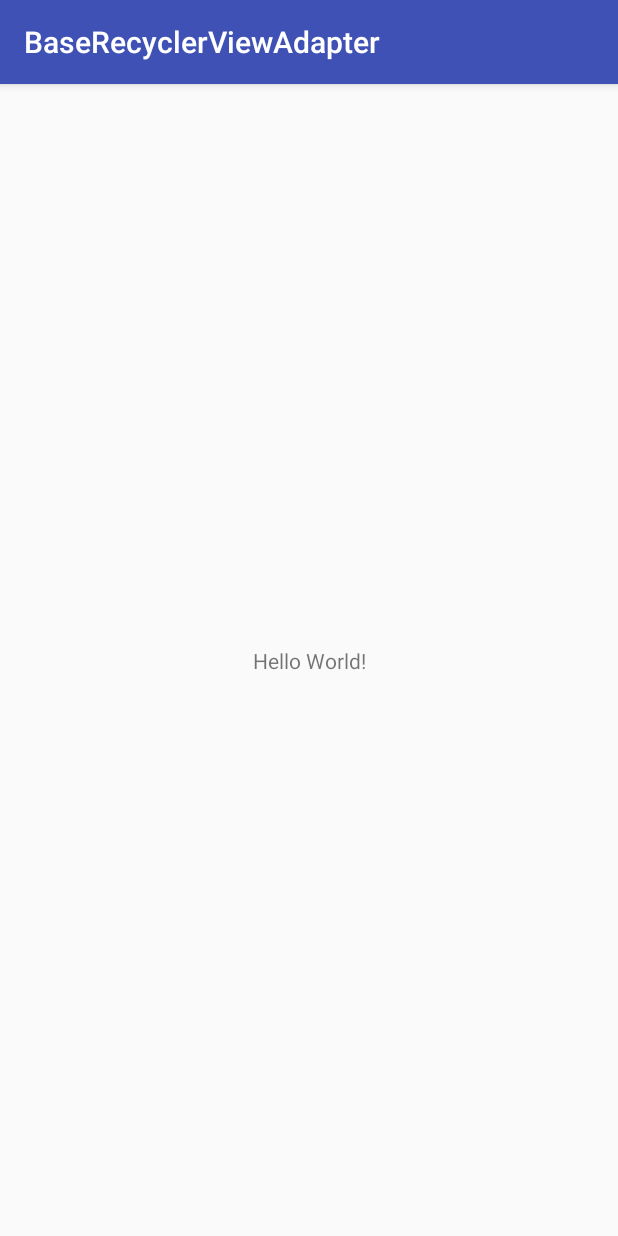
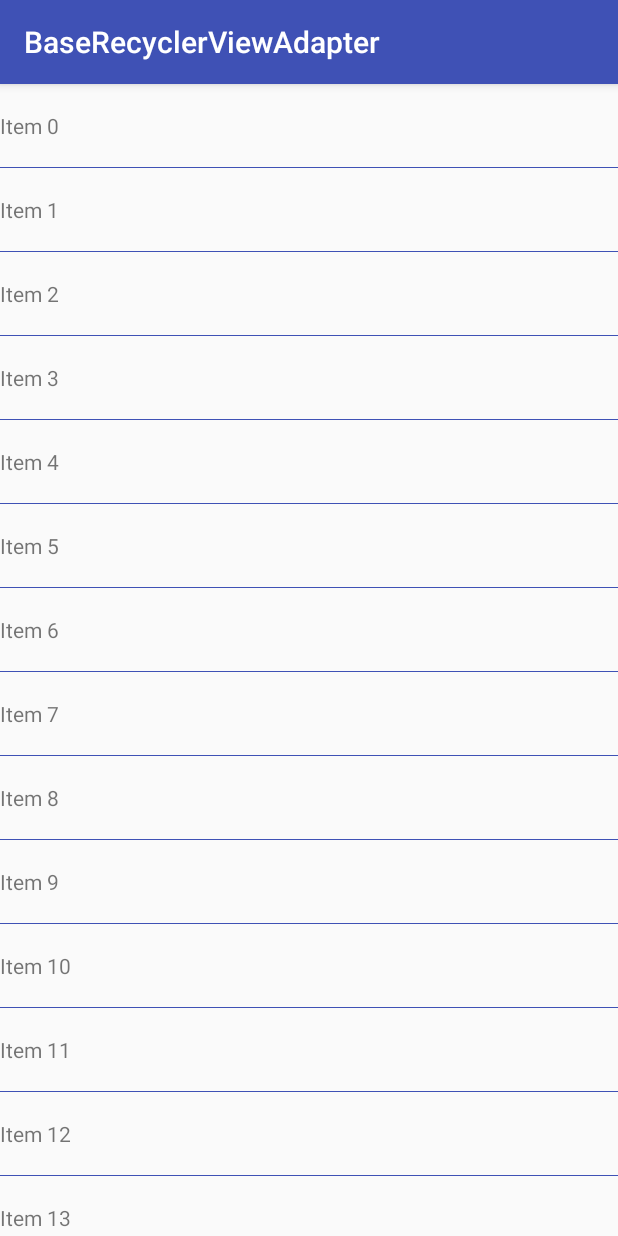
Before and after one commit to kendada/BaseRecyclerViewAdapter, an Android app: the screen it shows after launch (MainActivity), on a phone screen of 412 x 824 dp. Run offline under Robolectric (Android 15) with nearby library versions, the phone set to English and light mode, and no system bars.

Commit message:
添加Demo代码

```diff
--- a/app/src/main/java/com/koudai/demo/ad/MainActivity.java
+++ b/app/src/main/java/com/koudai/demo/ad/MainActivity.java
@@ -2,12 +2,56 @@ package com.koudai.demo.ad;
 
 import android.support.v7.app.AppCompatActivity;
 import android.os.Bundle;
+import android.support.v7.widget.LinearLayoutManager;
+import android.support.v7.widget.RecyclerView;
+import android.view.View;
+import android.widget.Toast;
+
+import com.koudai.demo.ad.adapter.MainAdapter;
+
+import java.util.ArrayList;
+import java.util.List;
+
+import koudai.com.library.BaseAdapter;
+import koudai.com.library.BaseRecyclerAdapter;
+import koudai.com.library.BaseViewHolder;
 
 public class MainActivity extends AppCompatActivity {
+
+    RecyclerView mRecyclerView;
+    MainAdapter mAdapter;
 
     @Override
     protected void onCreate(Bundle savedInstanceState) {
         super.onCreate(savedInstanceState);
         setContentView(R.layout.activity_main);
+
+        mRecyclerView = (RecyclerView) findViewById(R.id.recycler_view);
+        mRecyclerView.setLayoutManager(new LinearLayoutManager(this));
+
+        List<String> mList = new ArrayList<>();
+        for (int i=0; i<100; i++){
+            mList.add("Item " + i);
+        }
+
+        mAdapter = new MainAdapter(this, mList);
+
+        mRecyclerView.setAdapter(mAdapter);
+
+        mAdapter.setOnItemClickListener(new BaseRecyclerAdapter.OnItemClickListener() {
+            @Override
+            public void onItemClick(View view, int position, long id) {
+                Toast.makeText(MainActivity.this, "position = " + position, Toast.LENGTH_SHORT).show();
+            }
+        });
+
+        mAdapter.setOnItemLongClickListener(new BaseRecyclerAdapter.OnItemLongClickListener() {
+            @Override
+            public boolean onItemLongClick(View view, int position, long id) {
+                Toast.makeText(MainActivity.this, "ItemLong && position = " + position, Toast.LENGTH_SHORT).show();
+                return true;
+            }
+        });
+
     }
 }
--- /dev/null
+++ b/app/src/main/java/com/koudai/demo/ad/adapter/MainAdapter.java
@@ -0,0 +1,28 @@
+package com.koudai.demo.ad.adapter;
+
+import android.content.Context;
+
+import com.koudai.demo.ad.R;
+
+import java.util.List;
+
+import koudai.com.library.BaseAdapter;
+import koudai.com.library.BaseViewHolder;
+
+/**
+ * Created by abc on 2017/8/4.
+ *
+ */
+
+public class MainAdapter extends BaseAdapter<String>{
+
+
+    public MainAdapter(Context context, List<String> list) {
+        super(context, R.layout.adapter_main_layout, list);
+    }
+
+    @Override
+    public void onBindData(BaseViewHolder holder, String item, int position) {
+        holder.setText(R.id.text_view, item);
+    }
+}
--- a/app/src/main/res/layout/activity_main.xml
+++ b/app/src/main/res/layout/activity_main.xml
@@ -1,18 +1,14 @@
 <?xml version="1.0" encoding="utf-8"?>
-<android.support.constraint.ConstraintLayout xmlns:android="http://schemas.android.com/apk/res/android"
-    xmlns:app="http://schemas.android.com/apk/res-auto"
+<RelativeLayout xmlns:android="http://schemas.android.com/apk/res/android"
     xmlns:tools="http://schemas.android.com/tools"
     android:layout_width="match_parent"
     android:layout_height="match_parent"
     tools:context="com.koudai.demo.ad.MainActivity">
 
-    <TextView
-        android:layout_width="wrap_content"
-        android:layout_height="wrap_content"
-        android:text="Hello World!"
-        app:layout_constraintBottom_toBottomOf="parent"
-        app:layout_constraintLeft_toLeftOf="parent"
-        app:layout_constraintRight_toRightOf="parent"
-        app:layout_constraintTop_toTopOf="parent" />
+    <android.support.v7.widget.RecyclerView
+        android:layout_width="match_parent"
+        android:layout_height="match_parent"
+        android:id="@+id/recycler_view"
+        />
 
-</android.support.constraint.ConstraintLayout>
+</RelativeLayout>
--- /dev/null
+++ b/app/src/main/res/layout/adapter_main_layout.xml
@@ -0,0 +1,22 @@
+<?xml version="1.0" encoding="utf-8"?>
+<LinearLayout xmlns:android="http://schemas.android.com/apk/res/android"
+    android:layout_width="match_parent"
+    android:layout_height="wrap_content"
+    android:orientation="vertical"
+    >
+
+    <TextView
+        android:layout_width="match_parent"
+        android:layout_height="wrap_content"
+        android:paddingTop="18dp"
+        android:paddingBottom="18dp"
+        android:id="@+id/text_view"
+        />
+
+    <View
+        android:layout_width="match_parent"
+        android:layout_height="0.5dp"
+        android:background="@color/colorPrimary"
+        />
+
+</LinearLayout>
```
Also changed, not shown: 1 other file.
